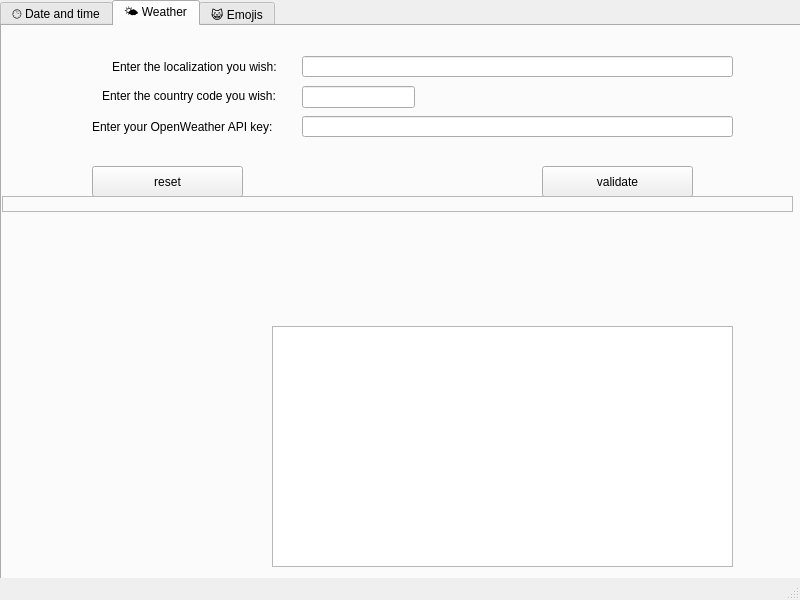
First picture: the form in maindesktopweadtwindow.ui, repository Vicken-Ghoubiguian/desktopWeaDTApp, before the edit.
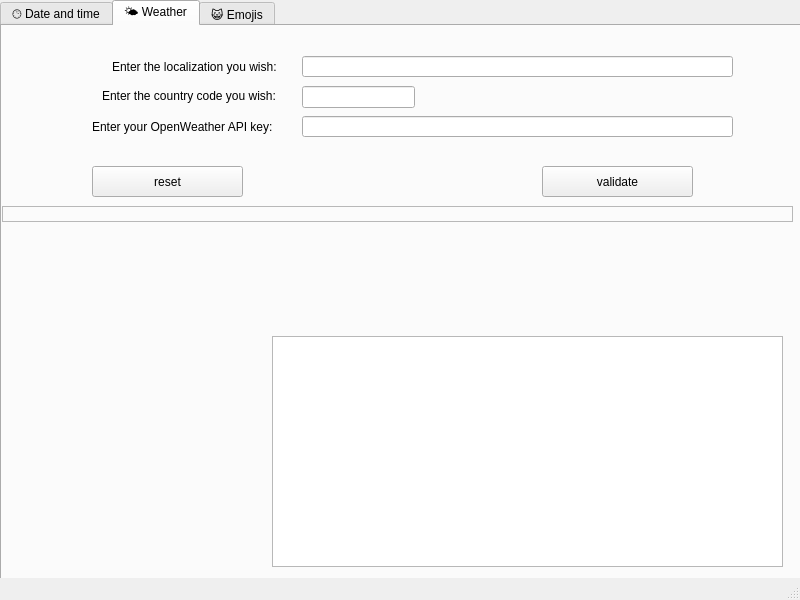
Second picture: the form after the edit.

Patch:
```diff
--- a/maindesktopweadtwindow.ui
+++ b/maindesktopweadtwindow.ui
@@ -111,9 +111,9 @@
       <property name="geometry">
        <rect>
         <x>270</x>
-        <y>300</y>
-        <width>461</width>
-        <height>241</height>
+        <y>310</y>
+        <width>511</width>
+        <height>231</height>
        </rect>
       </property>
      </widget>
@@ -225,9 +225,9 @@
       <property name="geometry">
        <rect>
         <x>10</x>
-        <y>330</y>
+        <y>370</y>
         <width>241</width>
-        <height>171</height>
+        <height>131</height>
        </rect>
       </property>
       <property name="text">
@@ -238,7 +238,7 @@
       <property name="geometry">
        <rect>
         <x>0</x>
-        <y>170</y>
+        <y>180</y>
         <width>791</width>
         <height>16</height>
        </rect>
```
